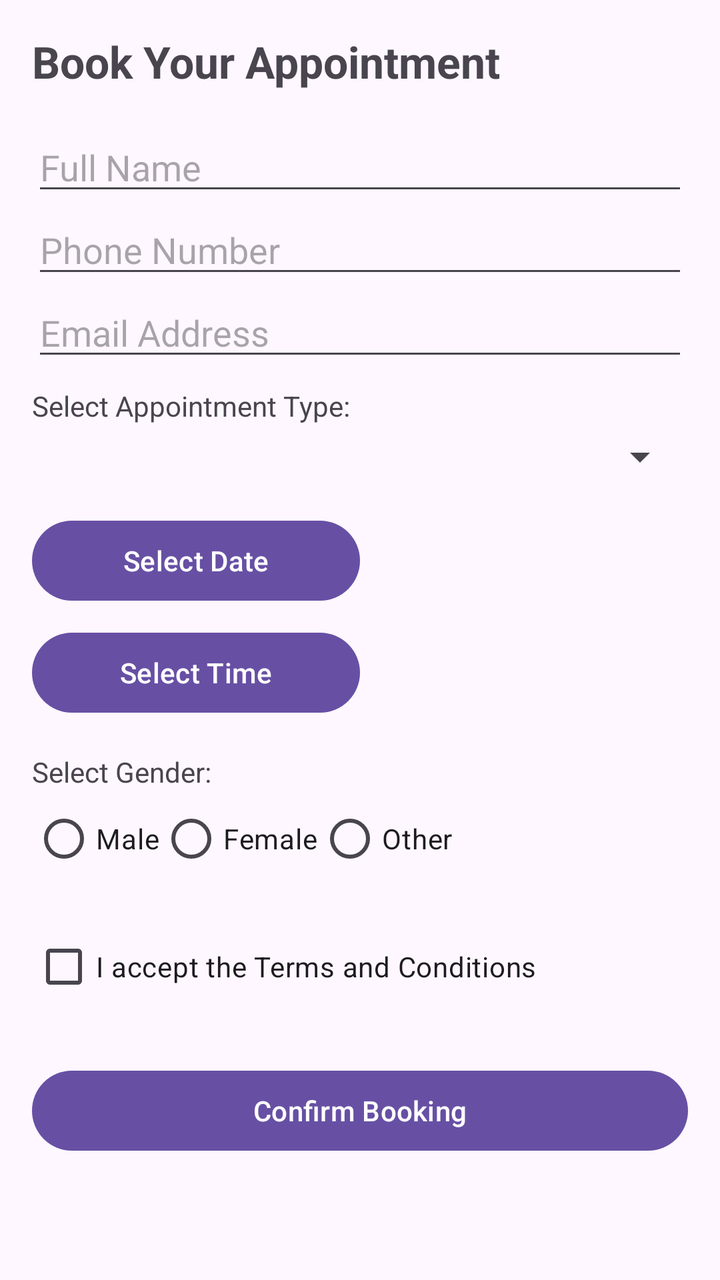
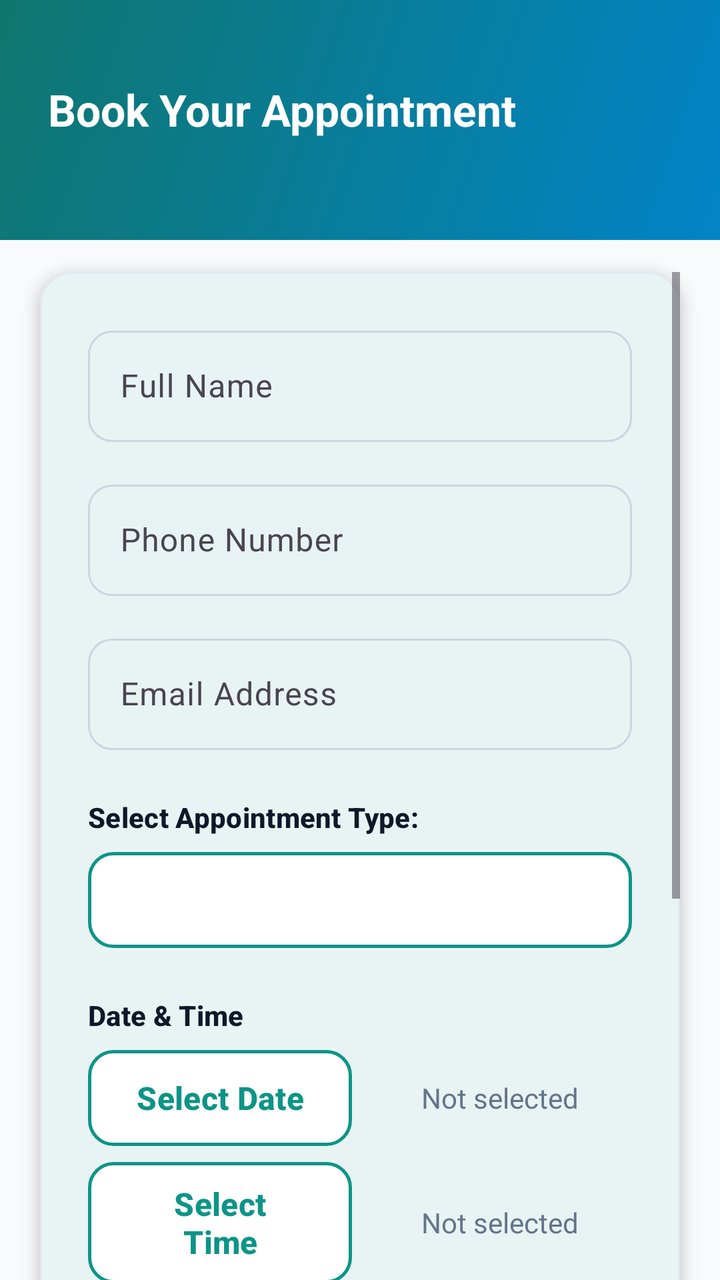

The first picture is an Android layout as it rendered before a commit; the second is the same layout after the commit. The layout source and the unified diff follow.
<!-- AndroidManifest.xml: application theme Theme.Madquiz1 -->
<!-- res/layout/activity_book_appointment.xml -->
<?xml version="1.0" encoding="utf-8"?>
<ScrollView xmlns:android="http://schemas.android.com/apk/res/android"
    android:layout_width="match_parent"
    android:layout_height="match_parent"
    android:padding="16dp">

    <LinearLayout
        android:layout_width="match_parent"
        android:layout_height="wrap_content"
        android:orientation="vertical">

        <TextView
            android:layout_width="wrap_content"
            android:layout_height="wrap_content"
            android:text="@string/booking_title"
            android:textSize="22sp"
            android:textStyle="bold"
            android:layout_marginBottom="16dp" />

        <EditText
            android:id="@+id/etFullName"
            android:layout_width="match_parent"
            android:layout_height="wrap_content"
            android:hint="@string/full_name"
            android:inputType="textPersonName"
            android:importantForAutofill="no" />

        <EditText
            android:id="@+id/etPhone"
            android:layout_width="match_parent"
            android:layout_height="wrap_content"
            android:hint="@string/phone_number"
            android:inputType="phone"
            android:importantForAutofill="no" />

        <EditText
            android:id="@+id/etEmail"
            android:layout_width="match_parent"
            android:layout_height="wrap_content"
            android:hint="@string/email_address"
            android:inputType="textEmailAddress"
            android:importantForAutofill="no" />

        <TextView
            android:layout_width="wrap_content"
            android:layout_height="wrap_content"
            android:text="@string/select_type"
            android:layout_marginTop="8dp" />

        <Spinner
            android:id="@+id/spinnerType"
            android:layout_width="match_parent"
            android:layout_height="wrap_content"
            android:layout_marginTop="4dp" />

        <LinearLayout
            android:layout_width="match_parent"
            android:layout_height="wrap_content"
            android:orientation="horizontal"
            android:layout_marginTop="16dp"
            android:baselineAligned="false">

            <Button
                android:id="@+id/btnDatePicker"
                android:layout_width="0dp"
                android:layout_height="wrap_content"
                android:layout_weight="1"
                android:text="@string/select_date" />

            <TextView
                android:id="@+id/tvSelectedDate"
                android:layout_width="0dp"
                android:layout_height="wrap_content"
                android:layout_weight="1"
                android:paddingStart="8dp"
                android:paddingEnd="0dp"
                android:text="" />
        </LinearLayout>

        <LinearLayout
            android:layout_width="match_parent"
            android:layout_height="wrap_content"
            android:orientation="horizontal"
            android:layout_marginTop="8dp"
            android:baselineAligned="false">

            <Button
                android:id="@+id/btnTimePicker"
                android:layout_width="0dp"
                android:layout_height="wrap_content"
                android:layout_weight="1"
                android:text="@string/select_time" />

            <TextView
                android:id="@+id/tvSelectedTime"
                android:layout_width="0dp"
                android:layout_height="wrap_content"
                android:layout_weight="1"
                android:paddingStart="8dp"
                android:paddingEnd="0dp"
                android:text="" />
        </LinearLayout>

        <TextView
            android:layout_width="wrap_content"
            android:layout_height="wrap_content"
            android:text="@string/select_gender"
            android:layout_marginTop="16dp" />

        <RadioGroup
            android:id="@+id/rgGender"
            android:layout_width="match_parent"
            android:layout_height="wrap_content"
            android:orientation="horizontal">

            <RadioButton
                android:id="@+id/rbMale"
                android:layout_width="wrap_content"
                android:layout_height="wrap_content"
                android:text="@string/male" />

            <RadioButton
                android:id="@+id/rbFemale"
                android:layout_width="wrap_content"
                android:layout_height="wrap_content"
                android:text="@string/female" />

            <RadioButton
                android:id="@+id/rbOther"
                android:layout_width="wrap_content"
                android:layout_height="wrap_content"
                android:text="@string/other" />
        </RadioGroup>

        <CheckBox
            android:id="@+id/cbTerms"
            android:layout_width="match_parent"
            android:layout_height="wrap_content"
            android:layout_marginTop="16dp"
            android:text="@string/terms_conditions" />

        <Button
            android:id="@+id/btnConfirm"
            android:layout_width="match_parent"
            android:layout_height="wrap_content"
            android:layout_marginTop="24dp"
            android:text="@string/confirm_booking" />

    </LinearLayout>
</ScrollView>
<!-- resources referenced by this layout -->
<resources>
  <style name="Base.Theme.Madquiz1" parent="Theme.Material3.DayNight.NoActionBar">
          
          
      </style>
  <!-- unchanged entries left out for length: 14 -->
</resources>

<!-- the commit's change to res/layout/activity_book_appointment.xml (unified diff, before → after) -->
@@ -1,150 +1,240 @@
 <?xml version="1.0" encoding="utf-8"?>
-<ScrollView xmlns:android="http://schemas.android.com/apk/res/android"
+<androidx.constraintlayout.widget.ConstraintLayout xmlns:android="http://schemas.android.com/apk/res/android"
+    xmlns:app="http://schemas.android.com/apk/res-auto"
     android:layout_width="match_parent"
     android:layout_height="match_parent"
-    android:padding="16dp">
-
-    <LinearLayout
-        android:layout_width="match_parent"
+    android:background="@color/background">
+
+    <View
+        android:id="@+id/bookingHeader"
+        android:layout_width="0dp"
+        android:layout_height="120dp"
+        android:background="@drawable/bg_gradient_primary"
+        app:layout_constraintEnd_toEndOf="parent"
+        app:layout_constraintStart_toStartOf="parent"
+        app:layout_constraintTop_toTopOf="parent" />
+
+    <TextView
+        android:id="@+id/tvBookingTitle"
+        android:layout_width="wrap_content"
         android:layout_height="wrap_content"
-        android:orientation="vertical">
-
-        <TextView
-            android:layout_width="wrap_content"
-            android:layout_height="wrap_content"
-            android:text="@string/booking_title"
-            android:textSize="22sp"
-            android:textStyle="bold"
-            android:layout_marginBottom="16dp" />
-
-        <EditText
-            android:id="@+id/etFullName"
+        android:layout_marginStart="24dp"
+        android:layout_marginTop="40dp"
+        android:text="@string/booking_title"
+        android:textAppearance="@style/TextAppearance.App.Title"
+        android:textSize="22sp"
+        app:layout_constraintStart_toStartOf="parent"
+        app:layout_constraintTop_toTopOf="parent" />
+
+    <ScrollView
+        android:layout_width="0dp"
+        android:layout_height="0dp"
+        android:clipToPadding="false"
+        android:fillViewport="true"
+        android:paddingHorizontal="20dp"
+        android:paddingTop="16dp"
+        android:paddingBottom="24dp"
+        app:layout_constraintBottom_toBottomOf="parent"
+        app:layout_constraintEnd_toEndOf="parent"
+        app:layout_constraintStart_toStartOf="parent"
+        app:layout_constraintTop_toBottomOf="@id/bookingHeader">
+
+        <com.google.android.material.card.MaterialCardView
             android:layout_width="match_parent"
             android:layout_height="wrap_content"
-            android:hint="@string/full_name"
-            android:inputType="textPersonName"
-            android:importantForAutofill="no" />
-
-        <EditText
-            android:id="@+id/etPhone"
-            android:layout_width="match_parent"
-            android:layout_height="wrap_content"
-            android:hint="@string/phone_number"
-            android:inputType="phone"
-            android:importantForAutofill="no" />
-
-        <EditText
-            android:id="@+id/etEmail"
-            android:layout_width="match_parent"
-            android:layout_height="wrap_content"
-            android:hint="@string/email_address"
-            android:inputType="textEmailAddress"
-            android:importantForAutofill="no" />
-
-        <TextView
-            android:layout_width="wrap_content"
-            android:layout_height="wrap_content"
-            android:text="@string/select_type"
-            android:layout_marginTop="8dp" />
-
-        <Spinner
-            android:id="@+id/spinnerType"
-            android:layout_width="match_parent"
-            android:layout_height="wrap_content"
-            android:layout_marginTop="4dp" />
-
-        <LinearLayout
-            android:layout_width="match_parent"
-            android:layout_height="wrap_content"
-            android:orientation="horizontal"
-            android:layout_marginTop="16dp"
-            android:baselineAligned="false">
-
-            <Button
-                android:id="@+id/btnDatePicker"
-                android:layout_width="0dp"
+            app:cardBackgroundColor="@color/surface"
+            app:cardCornerRadius="@dimen/corner_radius"
+            app:cardElevation="4dp"
+            app:strokeColor="@color/divider"
+            app:strokeWidth="1dp">
+
+            <LinearLayout
+                android:layout_width="match_parent"
                 android:layout_height="wrap_content"
-                android:layout_weight="1"
-                android:text="@string/select_date" />
-
-            <TextView
-                android:id="@+id/tvSelectedDate"
-                android:layout_width="0dp"
-                android:layout_height="wrap_content"
-                android:layout_weight="1"
-                android:paddingStart="8dp"
-                android:paddingEnd="0dp"
-                android:text="" />
-        </LinearLayout>
-
-        <LinearLayout
-            android:layout_width="match_parent"
-            android:layout_height="wrap_content"
-            android:orientation="horizontal"
-            android:layout_marginTop="8dp"
-            android:baselineAligned="false">
-
-            <Button
-                android:id="@+id/btnTimePicker"
-                android:layout_width="0dp"
-                android:layout_height="wrap_content"
-                android:layout_weight="1"
-                android:text="@string/select_time" />
-
-            <TextView
-                android:id="@+id/tvSelectedTime"
-                android:layout_width="0dp"
-                android:layout_height="wrap_content"
-                android:layout_weight="1"
-                android:paddingStart="8dp"
-                android:paddingEnd="0dp"
-                android:text="" />
-        </LinearLayout>
-
-        <TextView
-            android:layout_width="wrap_content"
-            android:layout_height="wrap_content"
-            android:text="@string/select_gender"
-            android:layout_marginTop="16dp" />
-
-        <RadioGroup
-            android:id="@+id/rgGender"
-            android:layout_width="match_parent"
-            android:layout_height="wrap_content"
-            android:orientation="horizontal">
-
-            <RadioButton
-                android:id="@+id/rbMale"
-                android:layout_width="wrap_content"
-                android:layout_height="wrap_content"
-                android:text="@string/male" />
-
-            <RadioButton
-                android:id="@+id/rbFemale"
-                android:layout_width="wrap_content"
-                android:layout_height="wrap_content"
-                android:text="@string/female" />
-
-            <RadioButton
-                android:id="@+id/rbOther"
-                android:layout_width="wrap_content"
-                android:layout_height="wrap_content"
-                android:text="@string/other" />
-        </RadioGroup>
-
-        <CheckBox
-            android:id="@+id/cbTerms"
-            android:layout_width="match_parent"
-            android:layout_height="wrap_content"
-            android:layout_marginTop="16dp"
-            android:text="@string/terms_conditions" />
-
-        <Button
-            android:id="@+id/btnConfirm"
-            android:layout_width="match_parent"
-            android:layout_height="wrap_content"
-            android:layout_marginTop="24dp"
-            android:text="@string/confirm_booking" />
-
-    </LinearLayout>
-</ScrollView>
+                android:orientation="vertical"
+                android:padding="@dimen/spacing_lg">
+
+                <com.google.android.material.textfield.TextInputLayout
+                    style="@style/Widget.App.TextInputLayout"
+                    android:layout_width="match_parent"
+                    android:layout_height="wrap_content"
+                    android:hint="@string/full_name">
+
+                    <com.google.android.material.textfield.TextInputEditText
+                        android:id="@+id/etFullName"
+                        android:layout_width="match_parent"
+                        android:layout_height="wrap_content"
+                        android:importantForAutofill="no"
+                        android:inputType="textPersonName" />
+                </com.google.android.material.textfield.TextInputLayout>
+
+                <com.google.android.material.textfield.TextInputLayout
+                    style="@style/Widget.App.TextInputLayout"
+                    android:layout_width="match_parent"
+                    android:layout_height="wrap_content"
+                    android:layout_marginTop="@dimen/spacing_md"
+                    android:hint="@string/phone_number">
+
+                    <com.google.android.material.textfield.TextInputEditText
+                        android:id="@+id/etPhone"
+                        android:layout_width="match_parent"
+                        android:layout_height="wrap_content"
+                        android:importantForAutofill="no"
+                        android:inputType="phone" />
+                </com.google.android.material.textfield.TextInputLayout>
+
+                <com.google.android.material.textfield.TextInputLayout
+                    style="@style/Widget.App.TextInputLayout"
+                    android:layout_width="match_parent"
+                    android:layout_height="wrap_content"
+                    android:layout_marginTop="@dimen/spacing_md"
+                    android:hint="@string/email_address">
+
+                    <com.google.android.material.textfield.TextInputEditText
+                        android:id="@+id/etEmail"
+                        android:layout_width="match_parent"
+                        android:layout_height="wrap_content"
+                        android:importantForAutofill="no"
+                        android:inputType="textEmailAddress" />
+                </com.google.android.material.textfield.TextInputLayout>
+
+                <TextView
+                    android:layout_width="wrap_content"
+                    android:layout_height="wrap_content"
+                    android:layout_marginTop="@dimen/spacing_lg"
+                    android:text="@string/select_type"
+                    android:textAppearance="@style/TextAppearance.App.Label" />
+
+                <Spinner
+                    android:id="@+id/spinnerType"
+                    android:layout_width="match_parent"
+                    android:layout_height="48dp"
+                    android:layout_marginTop="@dimen/spacing_sm"
+                    android:background="@drawable/btn_outlined_bg"
+                    android:paddingHorizontal="12dp" />
+
+                <TextView
+                    android:layout_width="wrap_content"
+                    android:layout_height="wrap_content"
+                    android:layout_marginTop="@dimen/spacing_lg"
+                    android:text="Date &amp; Time"
+                    android:textAppearance="@style/TextAppearance.App.Label" />
+
+                <LinearLayout
+                    android:layout_width="match_parent"
+                    android:layout_height="wrap_content"
+                    android:layout_marginTop="@dimen/spacing_sm"
+                    android:baselineAligned="false"
+                    android:orientation="horizontal">
+
+                    <com.google.android.material.button.MaterialButton
+                        android:id="@+id/btnDatePicker"
+                        style="@style/Widget.App.Button.Outlined"
+                        android:layout_width="0dp"
+                        android:layout_height="wrap_content"
+                        android:layout_marginEnd="8dp"
+                        android:layout_weight="1"
+                        android:text="@string/select_date" />
+
+                    <TextView
+                        android:id="@+id/tvSelectedDate"
+                        android:layout_width="0dp"
+                        android:layout_height="wrap_content"
+                        android:layout_gravity="center_vertical"
+                        android:layout_weight="1"
+                        android:gravity="center"
+                        android:padding="8dp"
+                        android:text="@string/not_selected"
+                        android:textColor="@color/text_secondary"
+                        android:textSize="14sp" />
+                </LinearLayout>
+
+                <LinearLayout
+                    android:layout_width="match_parent"
+                    android:layout_height="wrap_content"
+                    android:layout_marginTop="@dimen/spacing_sm"
+                    android:baselineAligned="false"
+                    android:orientation="horizontal">
+
+                    <com.google.android.material.button.MaterialButton
+                        android:id="@+id/btnTimePicker"
+                        style="@style/Widget.App.Button.Outlined"
+                        android:layout_width="0dp"
+                        android:layout_height="wrap_content"
+                        android:layout_marginEnd="8dp"
+                        android:layout_weight="1"
+                        android:text="@string/select_time" />
+
+                    <TextView
+                        android:id="@+id/tvSelectedTime"
+                        android:layout_width="0dp"
+                        android:layout_height="wrap_content"
+                        android:layout_gravity="center_vertical"
+                        android:layout_weight="1"
+                        android:gravity="center"
+                        android:padding="8dp"
+                        android:text="@string/not_selected"
+                        android:textColor="@color/text_secondary"
+                        android:textSize="14sp" />
+                </LinearLayout>
+
+                <TextView
+                    android:layout_width="wrap_content"
+                    android:layout_height="wrap_content"
+                    android:layout_marginTop="@dimen/spacing_lg"
+                    android:text="@string/select_gender"
+                    android:textAppearance="@style/TextAppearance.App.Label" />
+
+                <RadioGroup
+                    android:id="@+id/rgGender"
+                    android:layout_width="match_parent"
+                    android:layout_height="wrap_content"
+                    android:layout_marginTop="@dimen/spacing_sm"
+                    android:orientation="horizontal">
+
+                    <com.google.android.material.radiobutton.MaterialRadioButton
+                        android:id="@+id/rbMale"
+                        android:layout_width="wrap_content"
+                        android:layout_height="wrap_content"
+                        android:layout_marginEnd="16dp"
+                        android:text="@string/male"
+                        app:buttonTint="@color/primary" />
+
+                    <com.google.android.material.radiobutton.MaterialRadioButton
+                        android:id="@+id/rbFemale"
+                        android:layout_width="wrap_content"
+                        android:layout_height="wrap_content"
+                        android:layout_marginEnd="16dp"
+                        android:text="@string/female"
+                        app:buttonTint="@color/primary" />
+
+                    <com.google.android.material.radiobutton.MaterialRadioButton
+                        android:id="@+id/rbOther"
+                        android:layout_width="wrap_content"
+                        android:layout_height="wrap_content"
+                        android:text="@string/other"
+                        app:buttonTint="@color/primary" />
+                </RadioGroup>
+
+                <com.google.android.material.checkbox.MaterialCheckBox
+                    android:id="@+id/cbTerms"
+                    android:layout_width="match_parent"
+                    android:layout_height="wrap_content"
+                    android:layout_marginTop="@dimen/spacing_lg"
+                    android:text="@string/terms_conditions"
+                    android:textColor="@color/text_secondary"
+                    app:buttonTint="@color/primary" />
+
+                <com.google.android.material.button.MaterialButton
+                    android:id="@+id/btnConfirm"
+                    style="@style/Widget.App.Button.Primary"
+                    android:layout_width="match_parent"
+                    android:layout_height="wrap_content"
+                    android:layout_marginTop="@dimen/spacing_lg"
+                    android:text="@string/confirm_booking" />
+
+            </LinearLayout>
+        </com.google.android.material.card.MaterialCardView>
+    </ScrollView>
+
+</androidx.constraintlayout.widget.ConstraintLayout>
<!-- resource entries referenced after the edit -->
@@ -1,9 +1,104 @@
 <!-- resources referenced by this layout -->
 <resources>
+  <color name="background">#FFF8FAFC</color>
+  <color name="divider">#FFE2E8F0</color>
+  <color name="primary">#FF0D9488</color>
+  <color name="surface">#FFFFFFFF</color>
+  <color name="text_secondary">#FF64748B</color>
+  <dimen name="corner_radius">16dp</dimen>
+  <dimen name="spacing_lg">24dp</dimen>
+  <dimen name="spacing_md">16dp</dimen>
+  <dimen name="spacing_sm">8dp</dimen>
+  <!-- drawable bg_gradient_primary (drawable) -->
+  <?xml version="1.0" encoding="utf-8"?>
+  <shape xmlns:android="http://schemas.android.com/apk/res/android">
+      <gradient
+          android:angle="135"
+          android:endColor="@color/primary_dark"
+          android:startColor="@color/secondary"
+          android:type="linear" />
+  </shape>
+  <!-- drawable btn_outlined_bg (drawable) -->
+  <?xml version="1.0" encoding="utf-8"?>
+  <ripple xmlns:android="http://schemas.android.com/apk/res/android"
+      android:color="@color/primary_container">
+      <item>
+          <shape android:shape="rectangle">
+              <solid android:color="@color/surface" />
+              <stroke
+                  android:width="1.5dp"
+                  android:color="@color/primary" />
+              <corners android:radius="@dimen/corner_radius_sm" />
+          </shape>
+      </item>
+  </ripple>
+  <string name="not_selected">Not selected</string>
+  <style name="TextAppearance.App.Label" parent="TextAppearance.Material3.LabelLarge">
+          <item name="android:textColor">@color/text_primary</item>
+          <item name="android:textStyle">bold</item>
+      </style>
+  <style name="TextAppearance.App.Title" parent="TextAppearance.Material3.TitleLarge">
+          <item name="android:textColor">@color/text_on_primary</item>
+          <item name="android:textStyle">bold</item>
+      </style>
+  <style name="Widget.App.Button.Outlined" parent="Widget.Material3.Button.OutlinedButton">
+          <item name="android:background">@drawable/btn_outlined_bg</item>
+          <item name="backgroundTint">@null</item>
+          <item name="android:textColor">@color/primary</item>
+          <item name="android:textAllCaps">false</item>
+          <item name="strokeColor">@color/primary</item>
+      </style>
+  <style name="Widget.App.Button.Primary" parent="Widget.Material3.Button">
+          <item name="android:background">@drawable/btn_primary_bg</item>
+          <item name="backgroundTint">@null</item>
+          <item name="android:textColor">@color/text_on_primary</item>
+          <item name="android:textAllCaps">false</item>
+          <item name="android:textSize">16sp</item>
+          <item name="android:textStyle">bold</item>
+          <item name="android:minHeight">@dimen/button_height</item>
+          <item name="android:paddingStart">24dp</item>
+          <item name="android:paddingEnd">24dp</item>
+      </style>
+  <style name="Widget.App.TextInputLayout" parent="Widget.Material3.TextInputLayout.OutlinedBox">
+          <item name="boxStrokeColor">@color/input_stroke_color</item>
+          <item name="hintTextColor">@color/input_hint_color</item>
+          <item name="boxCornerRadiusTopStart">@dimen/corner_radius_sm</item>
+          <item name="boxCornerRadiusTopEnd">@dimen/corner_radius_sm</item>
+          <item name="boxCornerRadiusBottomStart">@dimen/corner_radius_sm</item>
+          <item name="boxCornerRadiusBottomEnd">@dimen/corner_radius_sm</item>
+      </style>
+  <color name="primary_dark">#FF0F766E</color>
+  <color name="secondary">#FF0284C7</color>
+  <color name="primary_container">#FFCCFBF1</color>
+  <dimen name="corner_radius_sm">12dp</dimen>
+  <color name="text_primary">#FF0F172A</color>
+  <color name="text_on_primary">#FFFFFFFF</color>
+  <!-- drawable btn_primary_bg (drawable) -->
+  <?xml version="1.0" encoding="utf-8"?>
+  <ripple xmlns:android="http://schemas.android.com/apk/res/android"
+      android:color="@color/primary_light">
+      <item>
+          <shape android:shape="rectangle">
+              <solid android:color="@color/primary" />
+              <corners android:radius="@dimen/corner_radius_sm" />
+          </shape>
+      </item>
+  </ripple>
+  <dimen name="button_height">56dp</dimen>
   <style name="Base.Theme.Madquiz1" parent="Theme.Material3.DayNight.NoActionBar">
-          
-          
+          <item name="colorPrimary">@color/primary</item>
+          <item name="colorPrimaryDark">@color/primary_dark</item>
+          <item name="colorOnPrimary">@color/text_on_primary</item>
+          <item name="colorSecondary">@color/secondary</item>
+          <item name="colorOnSecondary">@color/text_on_primary</item>
+          <item name="colorSurface">@color/surface</item>
+          <item name="colorOnSurface">@color/text_primary</item>
+          <item name="android:colorBackground">@color/background</item>
+          <item name="android:statusBarColor">@color/primary_dark</item>
+          <item name="android:navigationBarColor">@color/background</item>
+          <item name="materialButtonStyle">@style/Widget.App.Button.Primary</item>
       </style>
+  <color name="primary_light">#FF5EEAD4</color>
   <!-- unchanged entries left out for length: 14 -->
 </resources>
 
